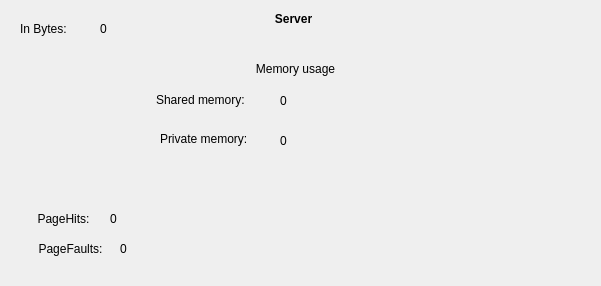
Before: the Qt Designer form ServerMCG/mainwindow.ui in CarlosCL13/MemoryCardGamePIDII, drawn with Qt 5.
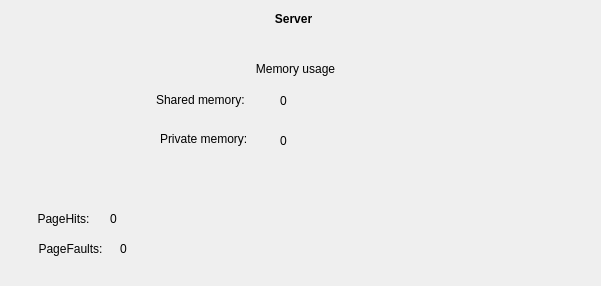
After: the same form once the commit is applied.

Commit message: Power ups and a class in charge of helping with server functionalities are added

```diff
--- a/ServerMCG/mainwindow.ui
+++ b/ServerMCG/mainwindow.ui
@@ -526,32 +526,6 @@
      <set>Qt::AlignCenter</set>
     </property>
    </widget>
-   <widget class="QLabel" name="lblinbytes">
-    <property name="geometry">
-     <rect>
-      <x>20</x>
-      <y>20</y>
-      <width>67</width>
-      <height>17</height>
-     </rect>
-    </property>
-    <property name="text">
-     <string>In Bytes:</string>
-    </property>
-   </widget>
-   <widget class="QLabel" name="lblbytes">
-    <property name="geometry">
-     <rect>
-      <x>100</x>
-      <y>20</y>
-      <width>67</width>
-      <height>17</height>
-     </rect>
-    </property>
-    <property name="text">
-     <string>0</string>
-    </property>
-   </widget>
    <widget class="QLabel" name="lblprivate">
     <property name="geometry">
      <rect>
```
The commit also changes 10 other files.
